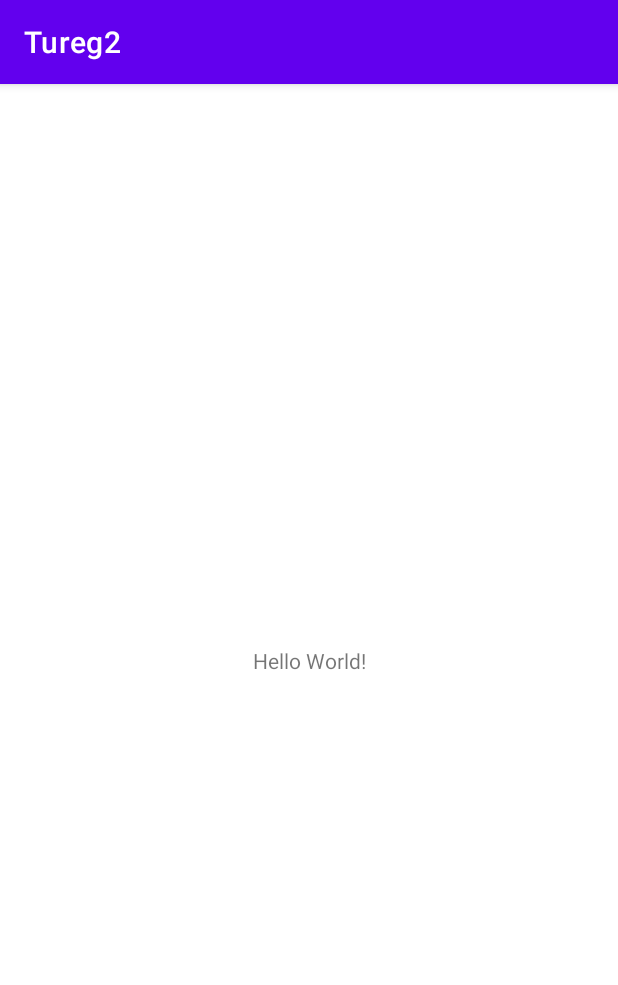
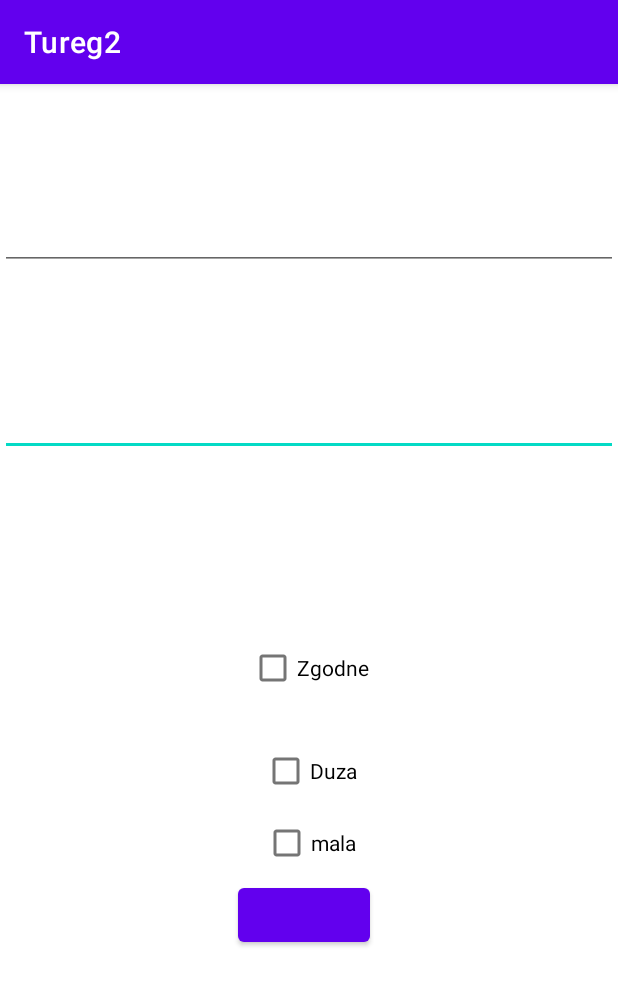
Before and after one commit to Josheed/Tureg2, an Android app: the screen it shows after launch (MainActivity), on a phone screen of 412 x 824 dp. Shown: the top 985 px of the screen. Run offline under Robolectric (Android 15) with nearby library versions, the phone set to English and light mode, and no system bars.

Commit message:
odzyskana kopia

```diff
--- a/app/build.gradle
+++ b/app/build.gradle
@@ -5,12 +5,12 @@ plugins {
 
 android {
     namespace 'com.example.tureg2'
-    compileSdk 32
+    compileSdk 33
 
     defaultConfig {
         applicationId "com.example.tureg2"
         minSdk 31
-        targetSdk 32
+        targetSdk 33
         versionCode 1
         versionName "1.0"
 
--- a/app/src/main/java/com/example/tureg2/MainActivity.kt
+++ b/app/src/main/java/com/example/tureg2/MainActivity.kt
@@ -2,10 +2,34 @@ package com.example.tureg2
 
 import androidx.appcompat.app.AppCompatActivity
 import android.os.Bundle
+import android.widget.Button
+import android.widget.CheckBox
+import android.widget.EditText
 
 class MainActivity : AppCompatActivity() {
     override fun onCreate(savedInstanceState: Bundle?) {
         super.onCreate(savedInstanceState)
         setContentView(R.layout.activity_main)
+        val button: Button = findViewById(R.id.button)
+        val password1Editor: EditText = findViewById(R.id.password1)
+        val password2Editor: EditText = findViewById(R.id.password2)
+        val checkbox: CheckBox = findViewById(R.id.checkBox)
+        val checkBox2 = findViewById<CheckBox>(R.id.checkBox2)
+
+        button.setOnClickListener {
+            val password1 = password1Editor.text.toString()
+            val password2 = password2Editor.text.toString()
+
+            if (password1 == password2) {
+                checkbox.isChecked = true}
+            if (password1.isNotEmpty() && password1.matches(Regex(".*[A-Z].*"))) {
+                val checkbox1 = findViewById<CheckBox>(R.id.checkBox1)
+                checkbox1.isChecked = true
+            }
+            if (password1.matches(Regex(".*[a-z].*"))) {
+                checkBox2.isChecked = true
+            }
+
+        }
     }
 }
--- a/app/src/main/res/layout/activity_main.xml
+++ b/app/src/main/res/layout/activity_main.xml
@@ -6,13 +6,76 @@
     android:layout_height="match_parent"
     tools:context=".MainActivity">
 
-    <TextView
+    <CheckBox
+        android:id="@+id/checkBox1"
         android:layout_width="wrap_content"
         android:layout_height="wrap_content"
-        android:text="Hello World!"
+        android:text="Duza"
+        app:layout_constraintBottom_toTopOf="@+id/button"
+        app:layout_constraintEnd_toEndOf="parent"
+        app:layout_constraintStart_toStartOf="parent"
+        app:layout_constraintTop_toBottomOf="@+id/checkBox"
+        app:layout_constraintVertical_bias="0.304" />
+
+    <CheckBox
+        android:id="@+id/checkBox2"
+        android:layout_width="wrap_content"
+        android:layout_height="wrap_content"
+        android:text="mala"
+        app:layout_constraintBottom_toTopOf="@+id/button"
+        app:layout_constraintEnd_toEndOf="parent"
+        app:layout_constraintStart_toStartOf="parent"
+        app:layout_constraintTop_toBottomOf="@+id/checkBox"
+        app:layout_constraintVertical_bias="1.0" />
+
+    <com.google.android.material.textfield.TextInputLayout
+        android:id="@+id/textInputLayout2"
+        android:layout_width="409dp"
+        android:layout_height="wrap_content"
         app:layout_constraintBottom_toBottomOf="parent"
+        app:layout_constraintEnd_toEndOf="parent"
+        app:layout_constraintStart_toStartOf="parent">
+
+    </com.google.android.material.textfield.TextInputLayout>
+
+    <com.google.android.material.textfield.TextInputEditText
+        android:id="@+id/password2"
+        android:layout_width="match_parent"
+        android:layout_height="wrap_content"
+        android:layout_marginBottom="520dp"
+        app:layout_constraintBottom_toTopOf="@+id/textInputLayout2"
+        app:layout_constraintEnd_toEndOf="parent"
+        app:layout_constraintHorizontal_bias="1.0"
+        app:layout_constraintStart_toStartOf="parent" />
+
+    <com.google.android.material.textfield.TextInputEditText
+        android:id="@+id/password1"
+        android:layout_width="match_parent"
+        android:layout_height="wrap_content"
+        app:layout_constraintBottom_toTopOf="@+id/password2"
         app:layout_constraintEnd_toEndOf="parent"
         app:layout_constraintStart_toStartOf="parent"
         app:layout_constraintTop_toTopOf="parent" />
 
+    <Button
+        android:id="@+id/button"
+        android:layout_width="wrap_content"
+        android:layout_height="wrap_content"
+        app:layout_constraintBottom_toBottomOf="parent"
+        app:layout_constraintEnd_toEndOf="parent"
+        app:layout_constraintHorizontal_bias="0.489"
+        app:layout_constraintStart_toStartOf="parent"
+        app:layout_constraintTop_toBottomOf="@+id/password2"
+        app:layout_constraintVertical_bias="0.597" />
+
+    <CheckBox
+        android:id="@+id/checkBox"
+        android:layout_width="wrap_content"
+        android:layout_height="wrap_content"
+        android:text="Zgodne"
+        app:layout_constraintBottom_toTopOf="@+id/button"
+        app:layout_constraintEnd_toEndOf="parent"
+        app:layout_constraintStart_toStartOf="parent"
+        app:layout_constraintTop_toBottomOf="@+id/password2" />
+
 </androidx.constraintlayout.widget.ConstraintLayout>
```
